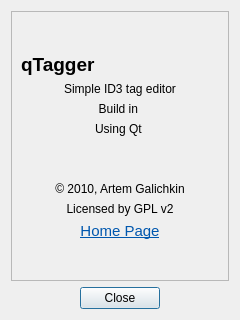
This is src/aboutdialog.ui in DOOMer/qtagger as Qt 5 draws it before an edit. The edited form follows.
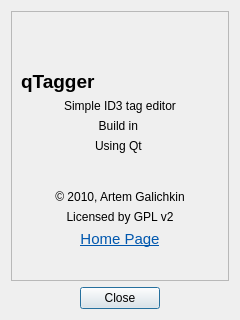
This is the edited form. Icons and pictures are not drawn.

The edit to the form file:
```diff
--- a/src/aboutdialog.ui
+++ b/src/aboutdialog.ui
@@ -57,6 +57,46 @@
         </property>
        </spacer>
       </item>
+      <item>
+       <layout class="QHBoxLayout" name="horizontalLayout_2">
+        <item>
+         <spacer name="horizontalSpacer_4">
+          <property name="orientation">
+           <enum>Qt::Horizontal</enum>
+          </property>
+          <property name="sizeHint" stdset="0">
+           <size>
+            <width>40</width>
+            <height>20</height>
+           </size>
+          </property>
+         </spacer>
+        </item>
+        <item>
+         <widget class="QLabel" name="label">
+          <property name="text">
+           <string/>
+          </property>
+          <property name="pixmap">
+           <pixmap resource="../qtagger.qrc">:/img/qtagger-logo.png</pixmap>
+          </property>
+         </widget>
+        </item>
+        <item>
+         <spacer name="horizontalSpacer_3">
+          <property name="orientation">
+           <enum>Qt::Horizontal</enum>
+          </property>
+          <property name="sizeHint" stdset="0">
+           <size>
+            <width>40</width>
+            <height>20</height>
+           </size>
+          </property>
+         </spacer>
+        </item>
+       </layout>
+      </item>
       <item>
        <widget class="QLabel" name="labAppName">
         <property name="text">
```
Left out of the diff: 4 changed lines with no effect on the pictures.
